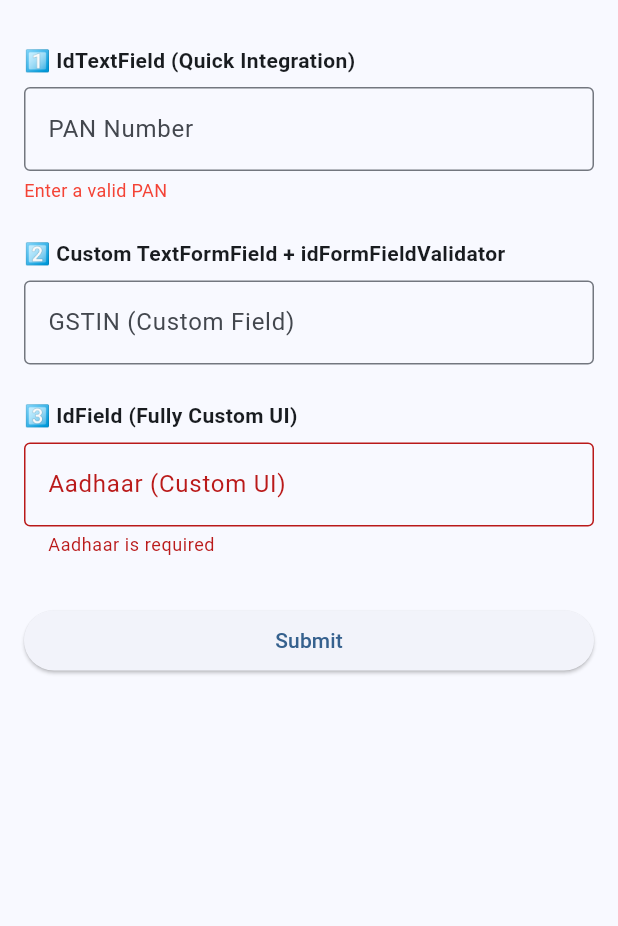
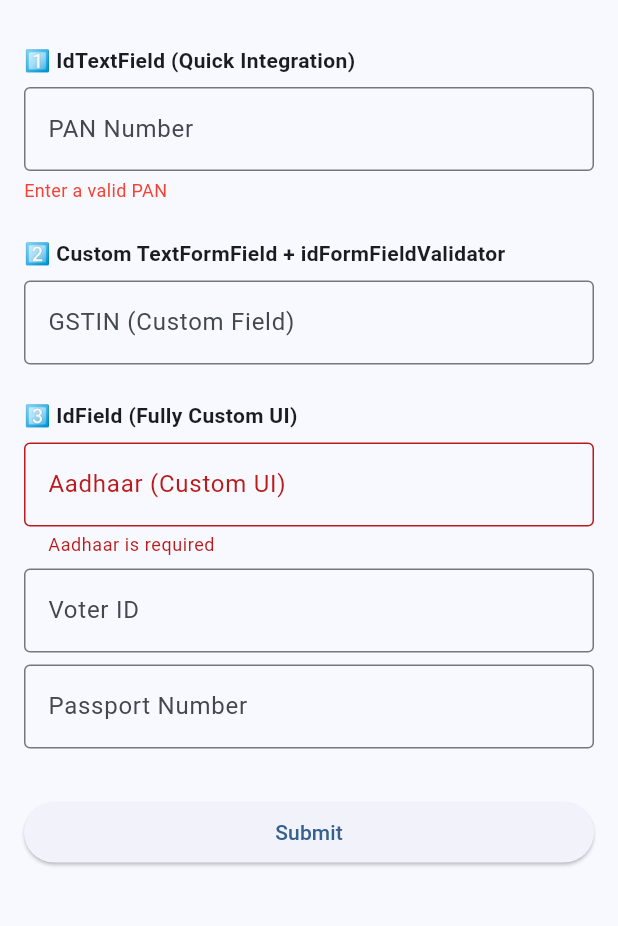
Before and after one commit to jagadeeshpodilapu/id_doc_kit, a Flutter app: the screen it shows after launch, on a phone screen of 412 x 824 dp, the part 63-989 px from its top. Run offline on Flutter 3.47's test engine with Material 3 defaults, Android fonts, the phone set to English and light mode, and no system bars.

Commit message:
chore: v0.0.4 add voter id & passport validators; tests; docs

```diff
--- a/example/lib/main.dart
+++ b/example/lib/main.dart
@@ -148,6 +148,12 @@ class _ExampleHomeState extends State<ExampleHome> {
                 },
               ),
 
+              const SizedBox(height: 8),
+
+              IdTextField(type: IdDocumentType.voterId),
+              const SizedBox(height: 8),
+              IdTextField(type: IdDocumentType.passport),
+
               const SizedBox(height: 32),
 
               // ------------------------------------------------------------
--- a/lib/src/models/id_document_type.dart
+++ b/lib/src/models/id_document_type.dart
@@ -1 +1 @@
-enum IdDocumentType { aadhaar, pan, drivingLicense, gstin }
+enum IdDocumentType { aadhaar, pan, drivingLicense, gstin, voterId, passport }
--- a/lib/src/validators/id_validator.dart
+++ b/lib/src/validators/id_validator.dart
@@ -4,6 +4,8 @@ import 'aadhaar_validator.dart';
 import 'pan_validator.dart';
 import 'dl_validator.dart';
 import 'gstin_validator.dart';
+import 'voter_id_validator.dart';
+import 'passport_validator.dart';
 
 class IdValidator {
   IdValidator._internal();
@@ -14,6 +16,8 @@ class IdValidator {
   final _pan = PanValidator();
   final _dl = DrivingLicenseValidator();
   final _gstin = GstinValidator();
+  final _voterId = VoterIdValidator();
+  final _passport = PassportValidator();
 
   IdDocumentResult validate({
     required IdDocumentType type,
@@ -28,6 +32,10 @@ class IdValidator {
         return _dl.validate(value);
       case IdDocumentType.gstin:
         return _gstin.validate(value);
+      case IdDocumentType.voterId:
+        return _voterId.validate(value);
+      case IdDocumentType.passport:
+        return _passport.validate(value);
     }
   }
 
--- a/lib/src/widgets/id_fields.dart
+++ b/lib/src/widgets/id_fields.dart
@@ -197,6 +197,8 @@ class _IdTextFieldState extends State<IdTextField> {
     IdDocumentType.pan => 'PAN Number',
     IdDocumentType.drivingLicense => 'Driving License Number',
     IdDocumentType.gstin => 'GSTIN',
+    IdDocumentType.voterId => 'Voter ID',
+    IdDocumentType.passport => 'Passport Number',
   };
 
   TextInputType get _keyboardTypeForDocument => switch (widget.type) {
```
Also changed, not shown: lib/src/validators/passport_validator.dart (added, +46 -0 lines), lib/src/validators/voter_id_validator.dart (added, +49 -0 lines), pubspec.yaml (+18 -41 lines), 4 other files.
